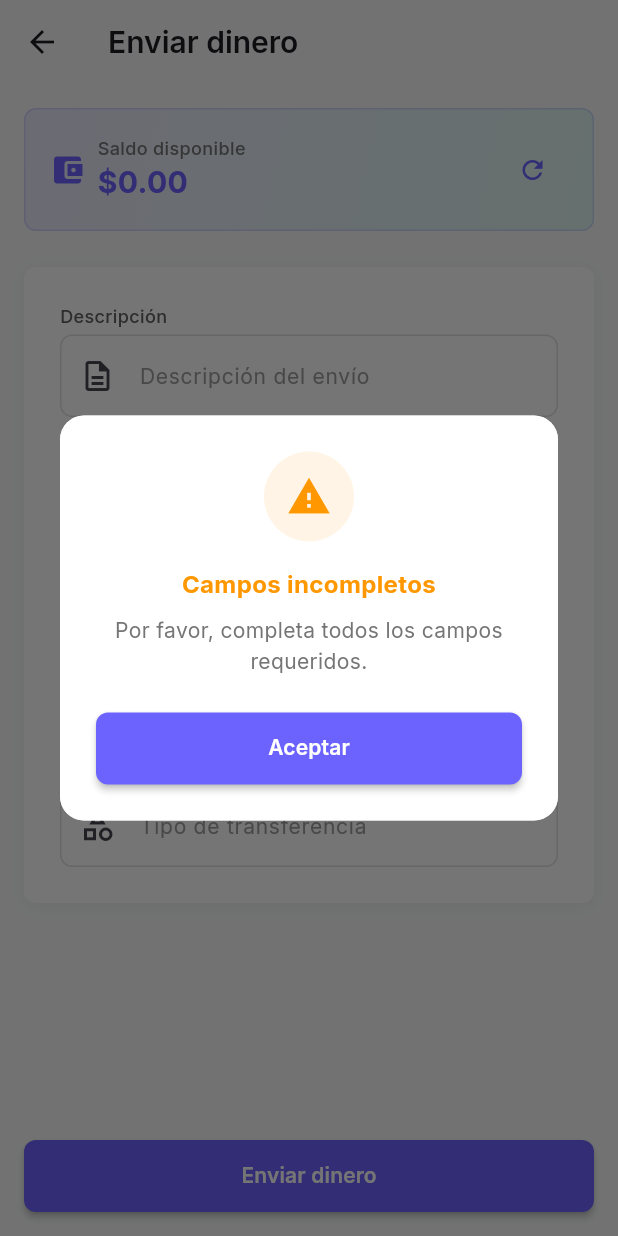
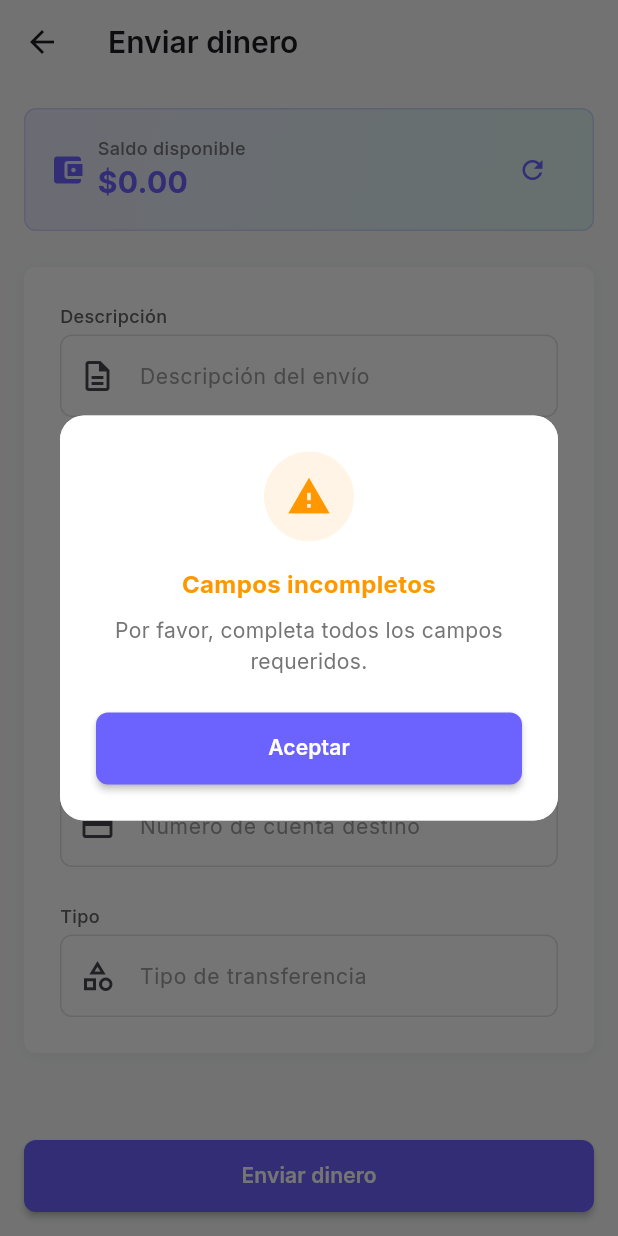
Before and after one commit to jose55mase/trustbank, a Flutter app: the SendMoneyScreen screen opened directly, after a tap on "Enviar dinero", on a phone screen of 412 x 824 dp. Run offline on Flutter 3.47's test engine with Material 3 defaults, Android fonts, the phone set to English and light mode, and no system bars; our stand-ins replace equatable, flutter_bloc, google_fonts, image_picker, pdf, printing and 1 more; accounts and stored records are empty.

Commit message:
Desarrollo pruebas de funcionalidad

```diff
--- a/payment_receipt_app/lib/features/send_money/screens/send_money_screen.dart
+++ b/payment_receipt_app/lib/features/send_money/screens/send_money_screen.dart
@@ -25,6 +25,7 @@ class _SendMoneyScreenState extends State<SendMoneyScreen> {
   final _descriptionController = TextEditingController();
   final _amountController = TextEditingController();
   final _bankController = TextEditingController();
+  final _accountNumberController = TextEditingController();
   final _typeController = TextEditingController();
   double _currentBalance = 0.0;
 
@@ -189,6 +190,14 @@ class _SendMoneyScreenState extends State<SendMoneyScreen> {
                   ),
                   const SizedBox(height: TBSpacing.lg),
                   TBInput(
+                    label: 'Número de cuenta',
+                    hint: 'Número de cuenta destino',
+                    controller: _accountNumberController,
+                    keyboardType: TextInputType.number,
+                    prefixIcon: const Icon(Icons.credit_card),
+                  ),
+                  const SizedBox(height: TBSpacing.lg),
+                  TBInput(
                     label: 'Tipo',
                     hint: 'Tipo de transferencia',
                     controller: _typeController,
@@ -205,9 +214,10 @@ class _SendMoneyScreenState extends State<SendMoneyScreen> {
                 final amount = CurrencyInputFormatter.getNumericValue(_amountController.text);
                 final description = _descriptionController.text;
                 final bank = _bankController.text;
+                final accountNumber = _accountNumberController.text;
                 final type = _typeController.text;
 
-                if (amount <= 0 || description.isEmpty || bank.isEmpty || type.isEmpty) {
+                if (amount <= 0 || description.isEmpty || bank.isEmpty || accountNumber.isEmpty || type.isEmpty) {
                   TBDialogHelper.showWarning(
                     context,
                     title: 'Campos incompletos',
@@ -238,7 +248,7 @@ class _SendMoneyScreenState extends State<SendMoneyScreen> {
                 try {
                   await TBLoadingOverlay.showWithDelay(
                     context,
-                    _processSendMoney(amount, description, bank, type),
+                    _processSendMoney(amount, description, bank, accountNumber, type),
                     message: 'Procesando envío...',
                     minDelayMs: 2500,
                   );
@@ -267,13 +277,13 @@ class _SendMoneyScreenState extends State<SendMoneyScreen> {
     );
   }
 
-  Future<void> _processSendMoney(double amount, String description, String bank, String type) async {
+  Future<void> _processSendMoney(double amount, String description, String bank, String accountNumber, String type) async {
     final userId = await AuthService.getCurrentUserId() ?? 1;
     await ApiService.createAdminRequest({
       'requestType': 'SEND_MONEY',
       'userId': userId,
       'amount': amount,
-      'details': 'Descripción: $description. Banco: $bank. Tipo: $type',
+      'details': 'Descripción: $description. Banco: $bank. Cuenta: $accountNumber. Tipo: $type',
     });
   }
 }
```
